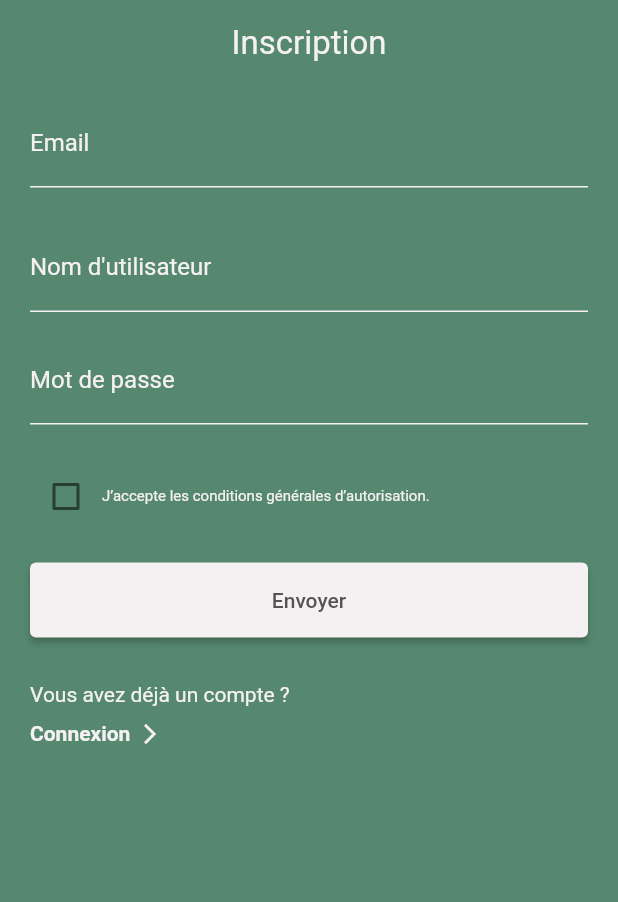
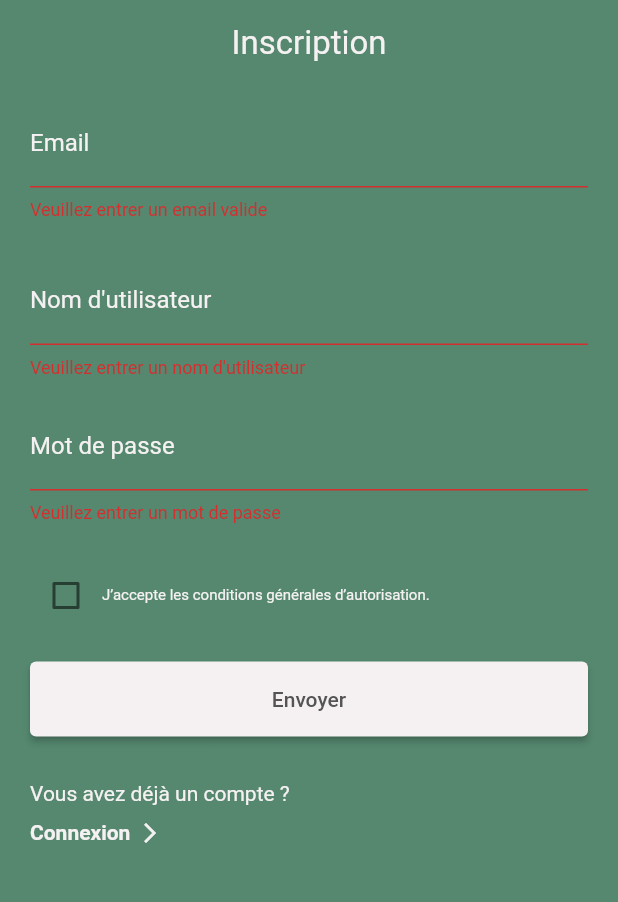
Before and after one commit to PintoJody/SmokeHelper, a Flutter app: the RegisterView screen opened by its route, after a tap on "Envoyer", on a phone screen of 412 x 824 dp, the part 300-1202 px from its top. Run offline on Flutter 3.47's test engine with Material 2 defaults, Android fonts, the phone set to English and light mode, and no system bars; our stand-ins replace flutter_svg; missing offline and left inert: dart:ffi; network calls fail; project files that could hold a hidden picture were left out.

Commit message:
:white_check_mark: call api register ok

```diff
--- a/lib/main.dart
+++ b/lib/main.dart
@@ -35,7 +35,7 @@ class _MyAppState extends State<MyApp> {
     return MaterialApp(
       title: 'SmokeHelper',
       debugShowCheckedModeBanner: false,
-      // initialRoute: '/LoginView',
+      initialRoute: '/LoginView',
       routes: {
         // '/': (context) => HomePage(),
         '/LoginView': (context) => LoginView(),
--- /dev/null
+++ b/lib/model/UserModel.dart
@@ -0,0 +1,11 @@
+class User {
+  String username;
+  String password;
+  String email;
+
+  User({required this.username, required this.password, required this.email});
+
+  Map<String, String> toMap() {
+    return {'username': username, 'password': password, 'email': email};
+  }
+}
--- a/lib/view/profilFormView.dart
+++ b/lib/view/profilFormView.dart
@@ -46,14 +46,14 @@ class _ProfilFormViewState extends State<ProfilFormView> {
                   child: Column(
                     crossAxisAlignment: CrossAxisAlignment.start,
                     children: [
-                      Text(
+                      const Text(
                         'Mon compte',
                         style: TextStyle(
                             color: CustomTheme.greenColor,
                             fontWeight: FontWeight.bold,
                             fontSize: 22.0),
                       ),
-                      SizedBox(height: 16.0),
+                      const SizedBox(height: 16.0),
                       TextFormField(
                         controller: _pseudoController,
                         decoration: InputDecoration(
--- a/lib/view/registerView.dart
+++ b/lib/view/registerView.dart
@@ -1,6 +1,9 @@
 import 'package:flutter/material.dart';
 import 'package:flutter_svg/flutter_svg.dart';
 import 'package:smoke_helper/theme/theme.dart';
+
+import '../model/UserModel.dart';
+import '../service/register_service.dart';
 
 class RegisterView extends StatefulWidget {
   @override
@@ -10,6 +13,11 @@ class RegisterView extends StatefulWidget {
 class _RegisterView extends State<RegisterView> {
   final _formKey = GlobalKey<FormState>();
   bool _acceptTerms = false;
+  User _user = User(email: '', username: '', password: '');
+
+  Future<void> _register() async {
+    await RegisterService.register(_user);
+  }
 
   @override
   Widget build(BuildContext context) {
@@ -56,6 +64,7 @@ class _RegisterView extends State<RegisterView> {
                     }
                     return null;
                   },
+                  onSaved: (value) => _user.email = value!,
                 ),
                 const SizedBox(height: 24.0),
                 TextFormField(
@@ -75,6 +84,7 @@ class _RegisterView extends State<RegisterView> {
                     }
                     return null;
                   },
+                  onSaved: (value) => _user.username = value!,
                 ),
                 const SizedBox(height: 16.0),
                 TextFormField(
@@ -94,6 +104,7 @@ class _RegisterView extends State<RegisterView> {
                     }
                     return null;
                   },
+                  onSaved: (value) => _user.password = value!,
                 ),
                 const SizedBox(height: 24.0),
                 Row(
@@ -120,7 +131,13 @@ class _RegisterView extends State<RegisterView> {
                       style: ButtonStyle(
                         backgroundColor: MaterialStateProperty.all(CustomTheme.bgWhiteColor),
                       ),
-                      onPressed: (){},
+                      onPressed: (){
+                        if(_formKey.currentState?.validate() ?? false){
+                          _formKey.currentState?.save();
+                          _register();
+                          print(_user.username);
+                        }
+                      },
                       child: const Text(
                         "Envoyer",
                         style: TextStyle(color: CustomTheme.greyColor),
--- a/pubspec.yaml
+++ b/pubspec.yaml
@@ -37,6 +37,7 @@ dependencies:
   # Use with the CupertinoIcons class for iOS style icons.
   cupertino_icons: ^1.0.2
   flutter_svg: ^1.1.6
+  http: ^0.13.5
 
 dev_dependencies:
   flutter_test:
```
Also changed, not shown: lib/service/register_service.dart (added, +27 -0 lines), pubspec.lock.
